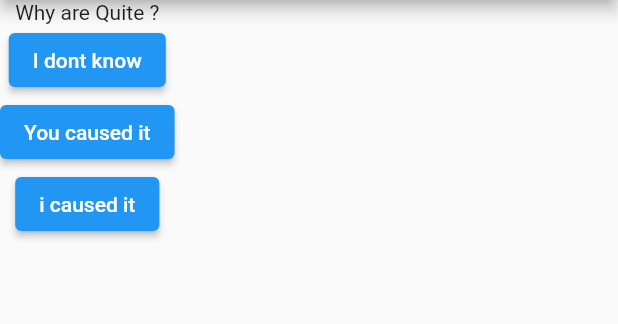
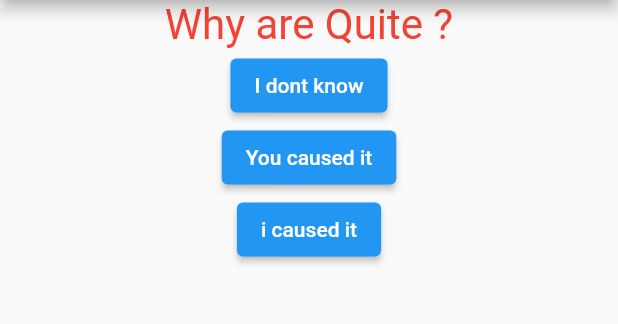
Before and after one commit to simonKimathi/flutter_demo, a Flutter app: the screen it shows after launch, on a phone screen of 412 x 824 dp, the part 84-408 px from its top. Run offline on Flutter 3.47's test engine with Material 2 defaults, Android fonts, the phone set to English and light mode, and no system bars.

```diff
--- a/lib/main.dart
+++ b/lib/main.dart
@@ -1,6 +1,6 @@
+import 'package:flutter/material.dart';
 
-
-import 'package:flutter/material.dart';
+import './question.dart';
 
 void main(){
   runApp(MyApp());
@@ -39,7 +39,7 @@ class MyAppState extends State<MyApp>{
         ),
         body: Column(
           children:[
-            Text(quiz[quizIndex]),
+            Question(quiz[quizIndex]),
             ElevatedButton(
               child: Text('I dont know'),
               onPressed: printAnswer,
--- /dev/null
+++ b/lib/question.dart
@@ -0,0 +1,28 @@
+import 'package:flutter/material.dart';
+
+class Question extends StatelessWidget {
+  // const Question({Key? key}) : super(key: key);
+  // var quiz=[
+  //   "Why are Quite ?",
+  //   "Talk to me?"
+  // ];
+
+  final String questionText;
+
+  Question(this.questionText);
+
+  @override
+  Widget build(BuildContext context) {
+    return Container(
+      width: double.infinity,
+        child:Text(
+          questionText,
+          style: TextStyle(
+              color: Colors.red,
+              fontSize: 28
+          ),
+          textAlign: TextAlign.center,
+        ),
+    );
+  }
+}
```
